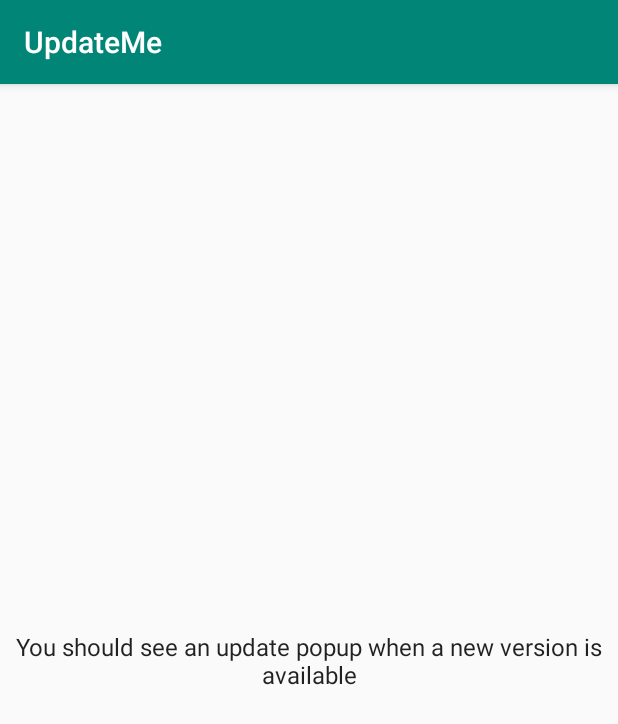
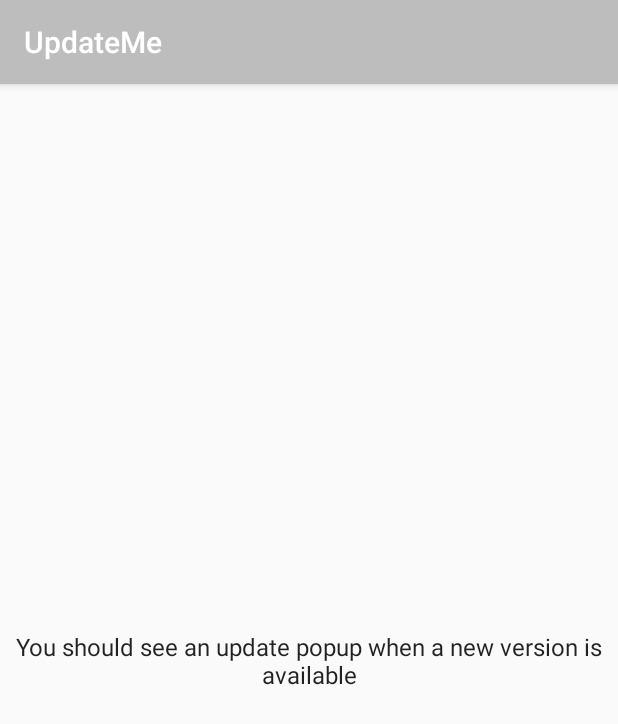
Before and after one commit to RobertSzekely/UpdateMe, an Android app: the screen it shows after launch (MainActivity), on a phone screen of 412 x 824 dp. Shown: the top 724 px of the screen. Run offline under Robolectric (Android 15) with nearby library versions, the phone set to English and light mode, and no system bars; 5 statements that could not run were skipped.

Commit message:
Update colors

```diff
--- a/app/src/main/res/layout/activity_main.xml
+++ b/app/src/main/res/layout/activity_main.xml
@@ -8,13 +8,13 @@
     tools:context=".MainActivity">
 
     <TextView
+        style="@style/TextAppearance.AppCompat.Subhead"
         android:layout_width="0dp"
         android:layout_height="wrap_content"
         android:layout_marginStart="@dimen/activity_margin"
         android:layout_marginEnd="@dimen/activity_margin"
         android:text="@string/main_screen_description"
         android:textAlignment="center"
-        style="@style/TextAppearance.AppCompat.Subhead"
         app:layout_constraintBottom_toBottomOf="parent"
         app:layout_constraintLeft_toLeftOf="parent"
         app:layout_constraintRight_toRightOf="parent"
--- a/app/src/main/res/values/colors.xml
+++ b/app/src/main/res/values/colors.xml
@@ -1,7 +1,7 @@
 <?xml version="1.0" encoding="utf-8"?>
 <resources>
-    <color name="colorPrimary">#008577</color>
-    <color name="colorPrimaryDark">#00574B</color>
-    <color name="colorAccent">#D81B60</color>
+    <color name="colorPrimary">#bdbdbd</color>
+    <color name="colorPrimaryDark">#8d8d8d</color>
+    <color name="colorAccent">#9fa8da</color>
     <color name="white">#ffff</color>
 </resources>
```
